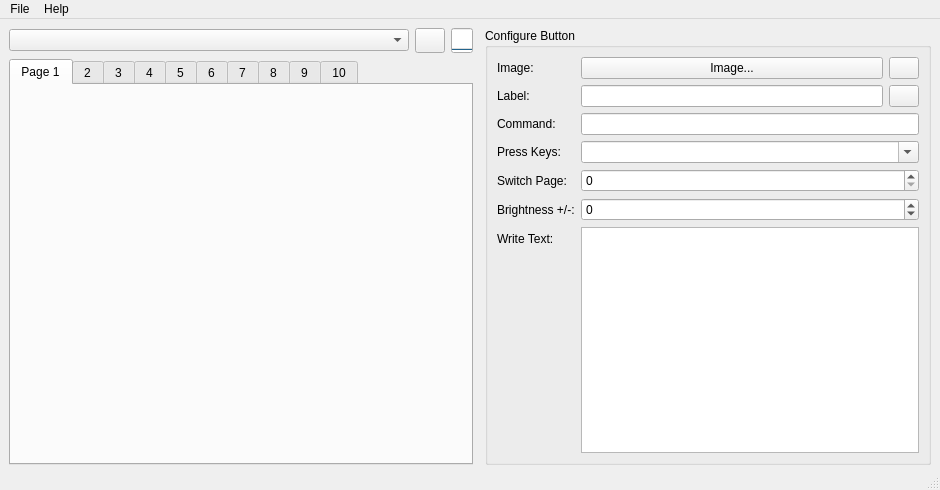
timothycrosley/streamdeck-ui, file streamdeck_ui/main.ui: the form before one commit.
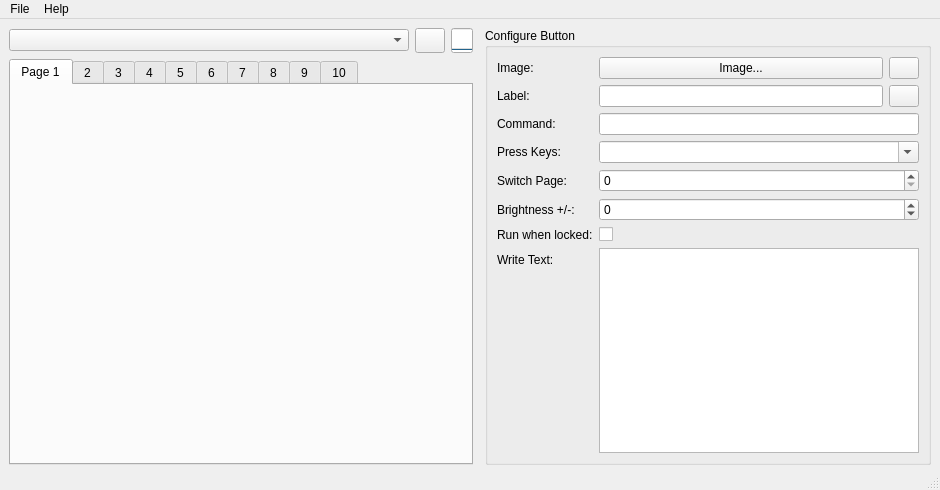
The form after the commit. Icons and pictures are not drawn.

Commit message: add run when locked option to buttons

The edit to the form file:
```diff
--- a/streamdeck_ui/main.ui
+++ b/streamdeck_ui/main.ui
@@ -428,13 +428,24 @@
               </widget>
              </item>
              <item row="6" column="0">
+              <widget class="QLabel" name="label_run_when_locked">
+               <property name="text">
+                <string>Run when locked:</string>
+               </property>
+              </widget>
+             </item>
+             <item row="6" column="1">
+              <widget class="QCheckBox" name="run_when_locked">
+              </widget>
+             </item>
+             <item row="7" column="0">
               <widget class="QLabel" name="label_6">
                <property name="text">
                 <string>Write Text:</string>
                </property>
               </widget>
              </item>
-             <item row="6" column="1">
+             <item row="7" column="1">
               <widget class="QPlainTextEdit" name="write"/>
              </item>
              <item row="1" column="1">
```
The commit also changes 6 other files.
